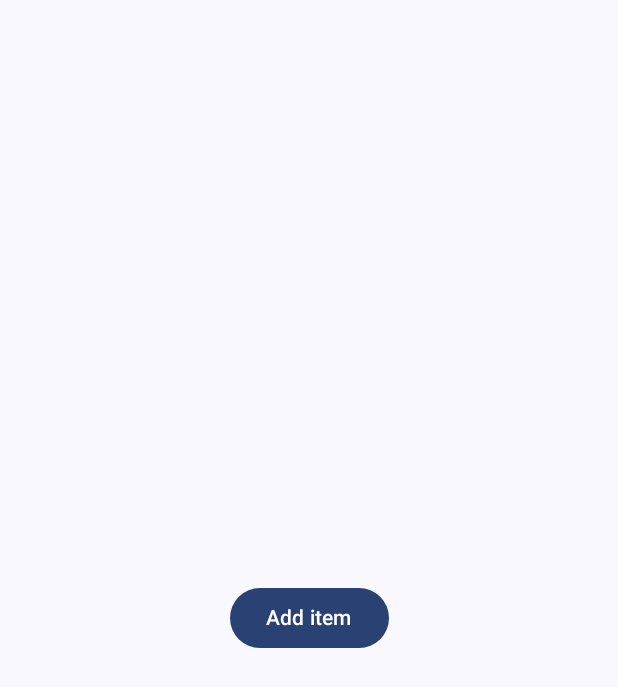
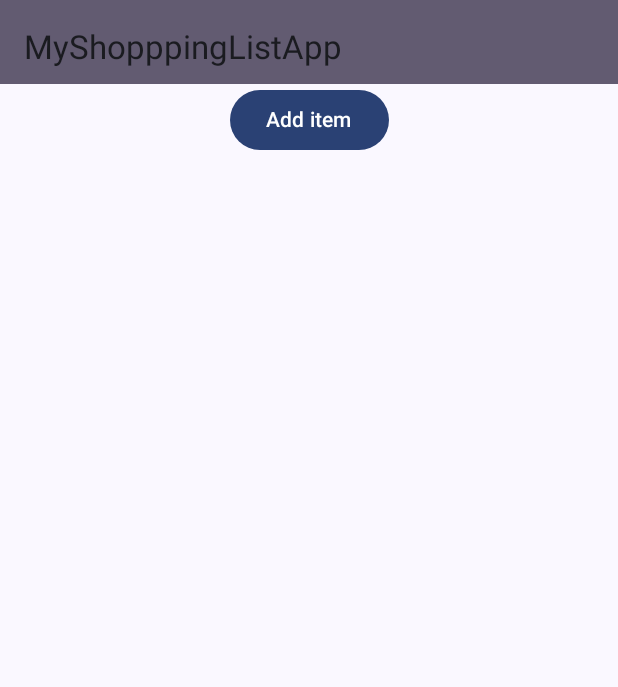
Before and after one commit to rosellerpelonia/ShoppingListApp, an Android app built with Jetpack Compose: the screen it shows after launch (MainActivity), on a phone screen of 412 x 824 dp. Shown: the top 687 px of the screen. Run offline under Robolectric (Android 15) with nearby library versions, the phone set to English and light mode, and no system bars.

```diff
--- a/app/src/main/java/com/example/myshopppinglistapp/MainActivity.kt
+++ b/app/src/main/java/com/example/myshopppinglistapp/MainActivity.kt
@@ -1,5 +1,6 @@
 package com.example.myshopppinglistapp
 
+import android.annotation.SuppressLint
 import android.os.Bundle
 import androidx.activity.ComponentActivity
 import androidx.activity.compose.setContent
@@ -8,27 +9,69 @@ import androidx.compose.foundation.layout.Arrangement
 import androidx.compose.foundation.layout.Column
 import androidx.compose.foundation.layout.fillMaxSize
 import androidx.compose.foundation.layout.padding
+import androidx.compose.foundation.layout.statusBarsPadding
+import androidx.compose.foundation.lazy.LazyColumn
+import androidx.compose.foundation.lazy.items
 import androidx.compose.material3.Button
+import androidx.compose.material3.ExperimentalMaterial3Api
 import androidx.compose.material3.MaterialTheme
 import androidx.compose.material3.Scaffold
 import androidx.compose.material3.Surface
 import androidx.compose.material3.Text
+import androidx.compose.material3.TopAppBar
+import androidx.compose.material3.TopAppBarDefaults
 import androidx.compose.runtime.Composable
+import androidx.compose.runtime.getValue
+import androidx.compose.runtime.mutableStateOf
+import androidx.compose.runtime.remember
+import androidx.compose.runtime.setValue
 import androidx.compose.ui.Alignment
 import androidx.compose.ui.Modifier
+import androidx.compose.ui.graphics.Color
+import androidx.compose.ui.graphics.Color.Companion.Yellow
+import androidx.compose.ui.res.stringResource
+import androidx.compose.ui.text.style.TextOverflow
 import androidx.compose.ui.tooling.preview.Preview
+import androidx.compose.ui.unit.dp
 import com.example.myshopppinglistapp.ui.theme.MyShopppingListAppTheme
+import com.example.myshopppinglistapp.ui.theme.PurpleGrey40
+import com.example.myshopppinglistapp.ui.theme.calculateAppBarHeight
 
 class MainActivity : ComponentActivity() {
+    @SuppressLint("UnusedMaterial3ScaffoldPaddingParameter")
+    @OptIn(ExperimentalMaterial3Api::class)
     override fun onCreate(savedInstanceState: Bundle?) {
         super.onCreate(savedInstanceState)
         enableEdgeToEdge()
         setContent {
             MyShopppingListAppTheme {
+                val appBarHeight = calculateAppBarHeight()
+
+                // Set the content inside a Surface
                 Surface(
                     modifier = Modifier.fillMaxSize(),
                     color = MaterialTheme.colorScheme.background
                 ) {
+                    // Add your app bar outside of Scaffold
+                    TopAppBar(
+                        title = {
+                            Text(
+                                stringResource(id = R.string.app_name),
+                                maxLines = 1,
+                                overflow = TextOverflow.Ellipsis
+                            )
+                        },
+                        colors = TopAppBarDefaults.smallTopAppBarColors(containerColor = PurpleGrey40)
+                    )
+                    // Wrap your content with Scaffold to include the remaining UI
+                    Scaffold(
+                        modifier = Modifier.padding(top = appBarHeight),
+                        topBar = {
+                            // No need to add the app bar content here
+                        }
+                    ) {
+                        // Your existing content here
+                        var sItems by remember { mutableStateOf(listOf<ShoppingItem>()) }
                         Column(
                             modifier = Modifier.fillMaxSize(),
                             verticalArrangement = Arrangement.Center
@@ -36,8 +79,16 @@ class MainActivity : ComponentActivity() {
                             Button(
                                 onClick = {},
                                 modifier = Modifier.align(Alignment.CenterHorizontally)
-                    ){
+                            ) {
                                 Text("Add item")
+                            }
+                            LazyColumn(
+                                modifier = Modifier
+                                    .fillMaxSize()
+                                    .padding(16.dp)
+                            ) {
+                                items(sItems) {
+
                                 }
                             }
                         }
@@ -45,3 +96,13 @@ class MainActivity : ComponentActivity() {
                 }
             }
         }
+    }
+}
+
+
+
+data class ShoppingItem(val id:Int,
+                        var name: String,
+                        var quantity: Int,
+                        var isEditing: Boolean =false
+    )
--- a/app/src/main/java/com/example/myshopppinglistapp/ui/theme/Theme.kt
+++ b/app/src/main/java/com/example/myshopppinglistapp/ui/theme/Theme.kt
@@ -10,6 +10,8 @@ import androidx.compose.material3.dynamicLightColorScheme
 import androidx.compose.material3.lightColorScheme
 import androidx.compose.runtime.Composable
 import androidx.compose.ui.platform.LocalContext
+import androidx.compose.ui.unit.Dp
+import androidx.compose.ui.unit.dp
 
 private val DarkColorScheme = darkColorScheme(
     primary = Purple80,
@@ -56,3 +58,9 @@ fun MyShopppingListAppTheme(
         content = content
     )
 }
+
+@Composable
+fun calculateAppBarHeight(): Dp {
+    // You can adjust this logic based on your actual app bar content and height
+    return 56.dp // Default app bar height
+}
```
Lines whose indentation alone changed are shown as unchanged.
